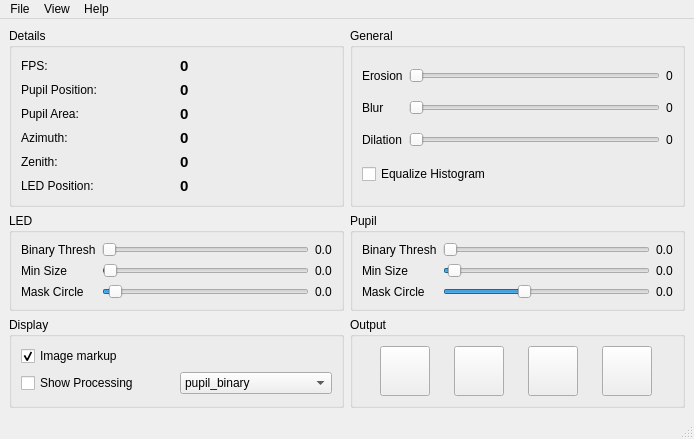
Before: the Qt Designer form eyetracker/mainwindow.ui in zhuangjun1981/eyetracker, drawn with Qt 5.
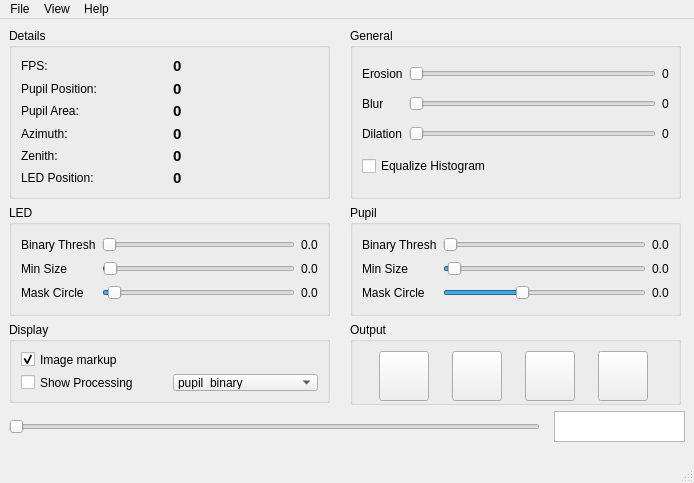
After: the same form once the commit is applied. Icons and pictures are not drawn.

What changed in the file:
```diff
--- a/eyetracker/mainwindow.ui
+++ b/eyetracker/mainwindow.ui
@@ -7,7 +7,7 @@
     <x>0</x>
     <y>0</y>
     <width>694</width>
-    <height>424</height>
+    <height>483</height>
    </rect>
   </property>
   <property name="windowTitle">
@@ -18,9 +18,15 @@
     <normaloff>res/eye.png</normaloff>res/eye.png</iconset>
   </property>
   <widget class="QWidget" name="centralwidget">
-   <layout class="QGridLayout" name="gridLayout_7">
-    <item row="1" column="1">
      <widget class="QGroupBox" name="groupBox_pupil">
+    <property name="geometry">
+     <rect>
+      <x>350</x>
+      <y>186</y>
+      <width>331</width>
+      <height>111</height>
+     </rect>
+    </property>
       <property name="title">
        <string>Pupil</string>
       </property>
@@ -114,9 +120,15 @@
        </item>
       </layout>
      </widget>
-    </item>
-    <item row="0" column="1">
      <widget class="QGroupBox" name="groupBox_general">
+    <property name="geometry">
+     <rect>
+      <x>350</x>
+      <y>9</y>
+      <width>331</width>
+      <height>171</height>
+     </rect>
+    </property>
       <property name="title">
        <string>General</string>
       </property>
@@ -208,9 +220,15 @@
        </item>
       </layout>
      </widget>
-    </item>
-    <item row="1" column="0">
      <widget class="QGroupBox" name="groupBox_led">
+    <property name="geometry">
+     <rect>
+      <x>9</x>
+      <y>186</y>
+      <width>321</width>
+      <height>111</height>
+     </rect>
+    </property>
       <property name="title">
        <string>LED</string>
       </property>
@@ -304,9 +322,15 @@
        </item>
       </layout>
      </widget>
-    </item>
-    <item row="2" column="1">
      <widget class="QGroupBox" name="groupBox_Output">
+    <property name="geometry">
+     <rect>
+      <x>350</x>
+      <y>303</y>
+      <width>331</width>
+      <height>83</height>
+     </rect>
+    </property>
       <property name="title">
        <string>Output</string>
       </property>
@@ -429,9 +453,15 @@
        </item>
       </layout>
      </widget>
-    </item>
-    <item row="2" column="0">
      <widget class="QGroupBox" name="groupBox_2">
+    <property name="geometry">
+     <rect>
+      <x>9</x>
+      <y>303</y>
+      <width>321</width>
+      <height>81</height>
+     </rect>
+    </property>
       <property name="title">
        <string>Display</string>
       </property>
@@ -497,9 +527,15 @@
        </item>
       </layout>
      </widget>
-    </item>
-    <item row="0" column="0">
      <widget class="QGroupBox" name="groupBox_3">
+    <property name="geometry">
+     <rect>
+      <x>9</x>
+      <y>9</y>
+      <width>321</width>
+      <height>171</height>
+     </rect>
+    </property>
       <property name="title">
        <string>Details</string>
       </property>
@@ -632,8 +668,44 @@
        </item>
       </layout>
      </widget>
-    </item>
-   </layout>
+   <widget class="QSlider" name="FrameSlider">
+    <property name="geometry">
+     <rect>
+      <x>9</x>
+      <y>392</y>
+      <width>531</width>
+      <height>31</height>
+     </rect>
+    </property>
+    <property name="sizePolicy">
+     <sizepolicy hsizetype="Ignored" vsizetype="Expanding">
+      <horstretch>0</horstretch>
+      <verstretch>0</verstretch>
+     </sizepolicy>
+    </property>
+    <property name="orientation">
+     <enum>Qt::Horizontal</enum>
+    </property>
+   </widget>
+   <widget class="QTextBrowser" name="FrameBrowser">
+    <property name="enabled">
+     <bool>true</bool>
+    </property>
+    <property name="geometry">
+     <rect>
+      <x>554</x>
+      <y>392</y>
+      <width>131</width>
+      <height>31</height>
+     </rect>
+    </property>
+    <property name="sizePolicy">
+     <sizepolicy hsizetype="Ignored" vsizetype="Preferred">
+      <horstretch>0</horstretch>
+      <verstretch>0</verstretch>
+     </sizepolicy>
+    </property>
+   </widget>
   </widget>
   <widget class="QMenuBar" name="menubar">
    <property name="geometry">
```
Left out of the diff: 3 changed lines with no effect on the pictures. Lines whose indentation alone changed are shown as unchanged.
